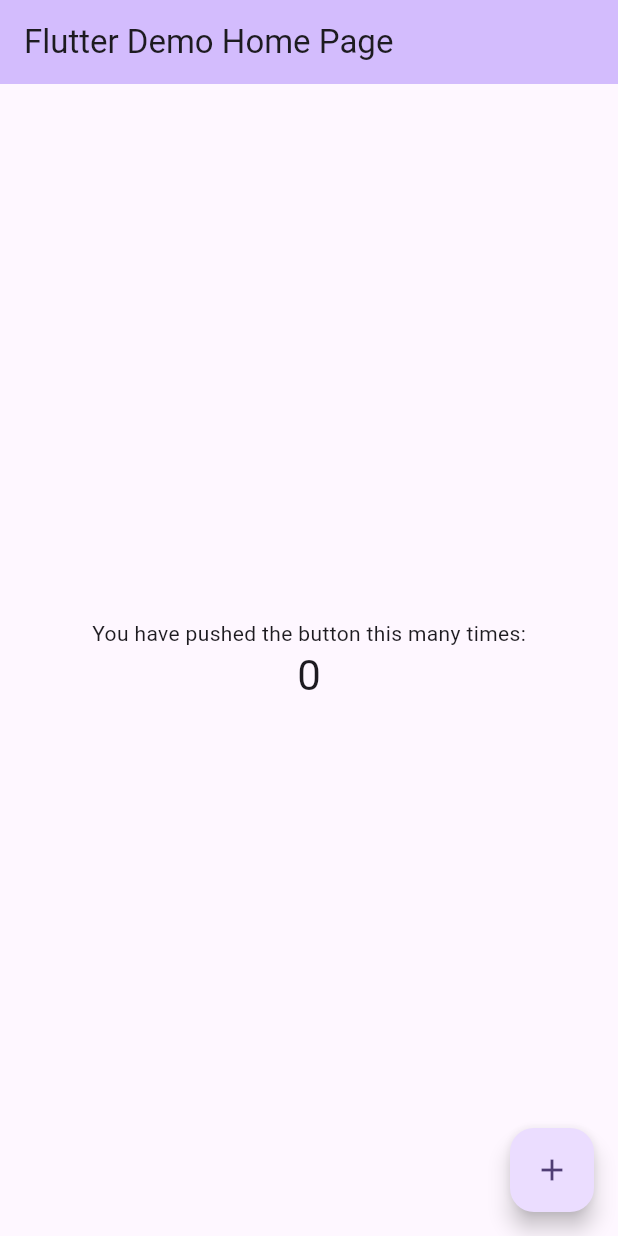
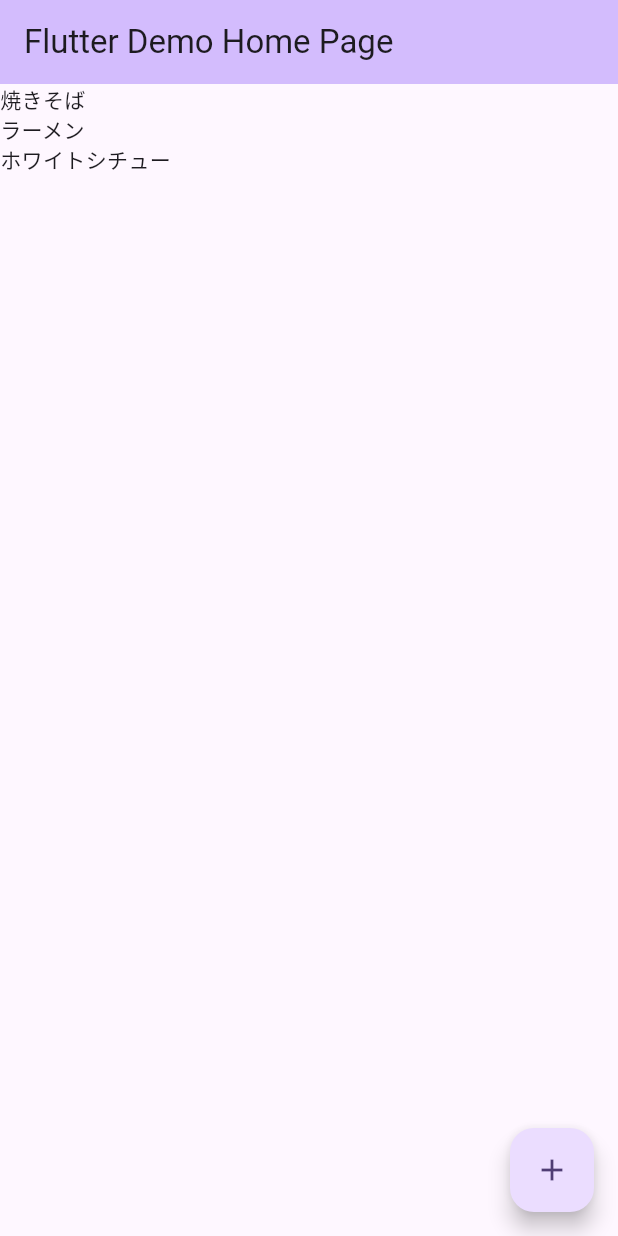
Before and after one commit to yassan16/flutter-tutorial, a Flutter app: the screen it shows after launch, on a phone screen of 412 x 824 dp. Run offline on Flutter 3.47's test engine with Material 3 defaults, Android fonts, the phone set to English and light mode, and no system bars.

Commit message:
ListViewの使い方

```diff
--- a/lib/my_home_page.dart
+++ b/lib/my_home_page.dart
@@ -1,5 +1,6 @@
 import 'package:flutter/material.dart';
 
+// StatefulWidgetを継承すると、Stateを扱えるようになる
 class MyHomePage extends StatefulWidget {
   const MyHomePage({super.key, required this.title});
 
@@ -14,10 +15,12 @@ class MyHomePage extends StatefulWidget {
 
   final String title;
 
+  // MyHomePageState で使う State を作る宣言
   @override
   State<MyHomePage> createState() => _MyHomePageState();
 }
 
+// stateの変更とUIの描画
 class _MyHomePageState extends State<MyHomePage> {
   int _counter = 0;
 
@@ -27,6 +30,10 @@ class _MyHomePageState extends State<MyHomePage> {
     });
   }
 
+  // 表示対象のリスト
+  final List<String> myLikeFoodList = ["焼きそば", "ラーメン", "ホワイトシチュー"];
+
+  // UIの描画を行う
   @override
   Widget build(BuildContext context) {
     return Scaffold(
@@ -34,20 +41,14 @@ class _MyHomePageState extends State<MyHomePage> {
         backgroundColor: Theme.of(context).colorScheme.inversePrimary,
         title: Text(widget.title),
       ),
-      body: Center(
-        child: Column(
-          mainAxisAlignment: MainAxisAlignment.center,
-          children: <Widget>[
-            const Text(
-              'You have pushed the button this many times:',
-            ),
-            Text(
-              '$_counter',
-              style: Theme.of(context).textTheme.headlineMedium,
-            ),
-          ],
-        ),
-      ),
+      // 今回のテーマListViewの使い方
+      body: ListView.builder(
+          itemCount: myLikeFoodList.length, // Listの要素数
+          itemBuilder: (context, index) {
+            // indexはitemCount分の数字
+            return Text(myLikeFoodList[index]);
+          }),
+
       floatingActionButton: FloatingActionButton(
         onPressed: _incrementCounter,
         tooltip: 'Increment',
```
